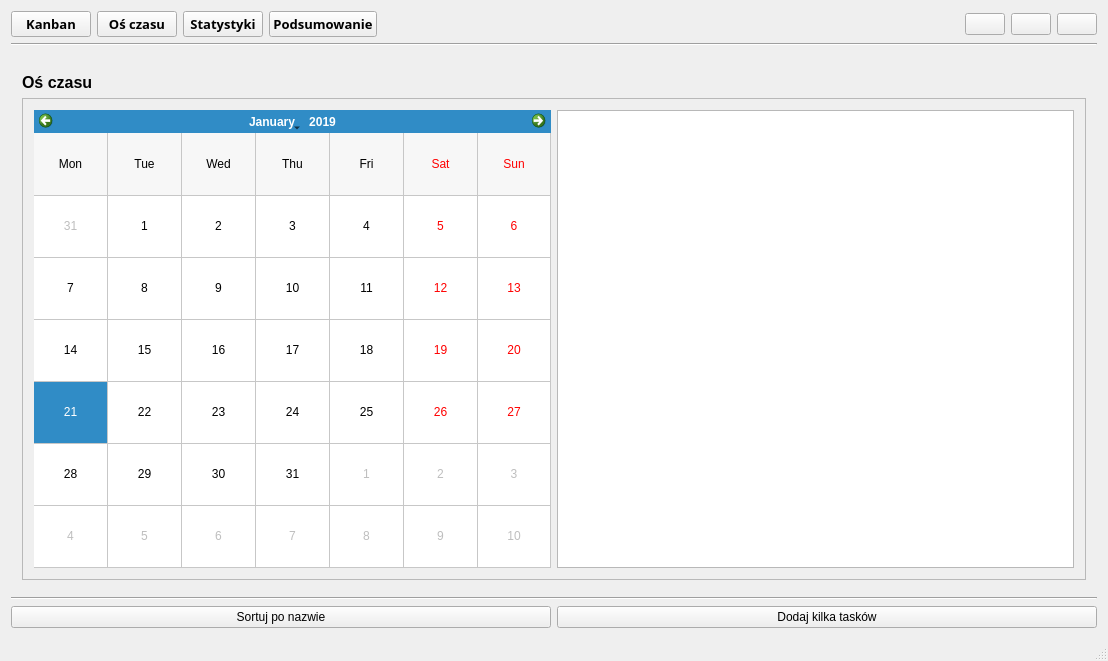
Before: the Qt Designer form mainwindow.ui in VEndymionV/Personal-Kanban, drawn with Qt 5.
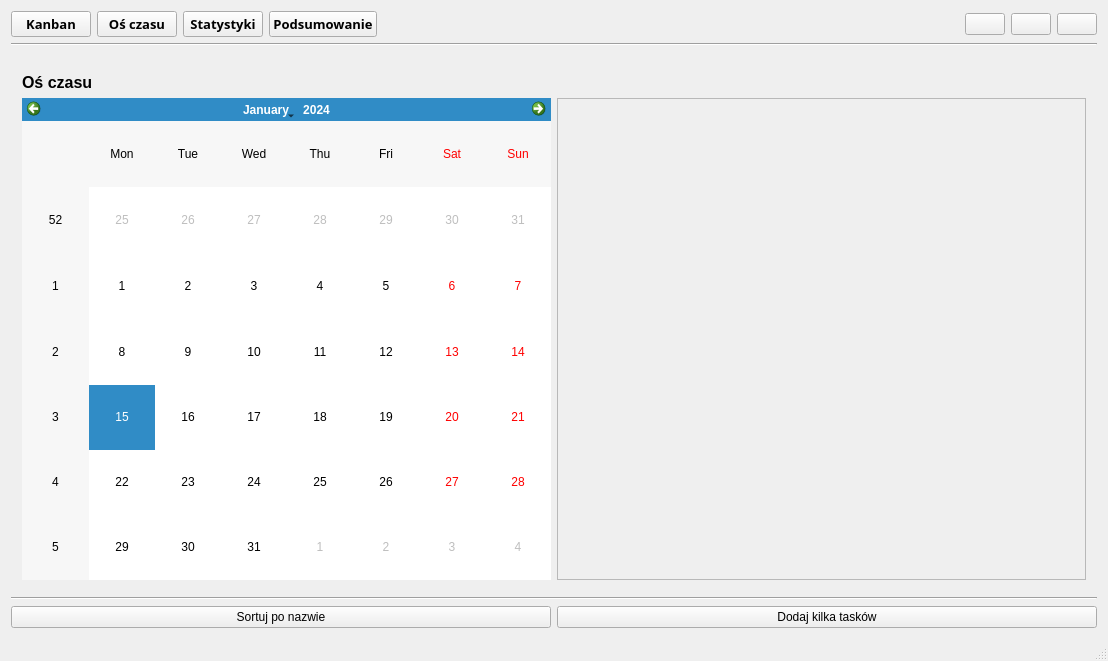
After: the same form once the commit is applied. Icons and pictures are not drawn.

```diff
--- a/mainwindow.ui
+++ b/mainwindow.ui
@@ -577,7 +577,10 @@
          </widget>
         </item>
         <item>
-         <layout class="QVBoxLayout" name="verticalLayout_9">
+         <layout class="QHBoxLayout" name="horizontalLayout_3">
+          <item>
+           <widget class="QCalendarWidget" name="calendarWidget"/>
+          </item>
           <item>
            <widget class="QScrollArea" name="scrollArea_4">
             <property name="widgetResizable">
@@ -588,54 +591,13 @@
               <rect>
                <x>0</x>
                <y>0</y>
-               <width>1068</width>
+               <width>530</width>
                <height>432</height>
               </rect>
              </property>
-             <layout class="QHBoxLayout" name="horizontalLayout_3">
+             <layout class="QVBoxLayout" name="verticalLayout_10">
               <item>
-               <layout class="QVBoxLayout" name="verticalLayout_10">
-                <item>
-                 <widget class="QCalendarWidget" name="calendarWidget">
-                  <property name="selectedDate">
-                   <date>
-                    <year>2019</year>
-                    <month>1</month>
-                    <day>21</day>
-                   </date>
-                  </property>
-                  <property name="minimumDate">
-                   <date>
-                    <year>2018</year>
-                    <month>1</month>
-                    <day>27</day>
-                   </date>
-                  </property>
-                  <property name="maximumDate">
-                   <date>
-                    <year>2033</year>
-                    <month>1</month>
-                    <day>27</day>
-                   </date>
-                  </property>
-                  <property name="gridVisible">
-                   <bool>true</bool>
-                  </property>
-                  <property name="selectionMode">
-                   <enum>QCalendarWidget::SingleSelection</enum>
-                  </property>
-                  <property name="verticalHeaderFormat">
-                   <enum>QCalendarWidget::NoVerticalHeader</enum>
-                  </property>
-                  <property name="dateEditEnabled">
-                   <bool>false</bool>
-                  </property>
-                 </widget>
-                </item>
-               </layout>
-              </item>
-              <item>
-               <widget class="QListView" name="listView"/>
+               <layout class="QVBoxLayout" name="verticalLayout_9"/>
               </item>
              </layout>
             </widget>
```
Left out of the diff: 14 changed lines with no effect on the pictures.
